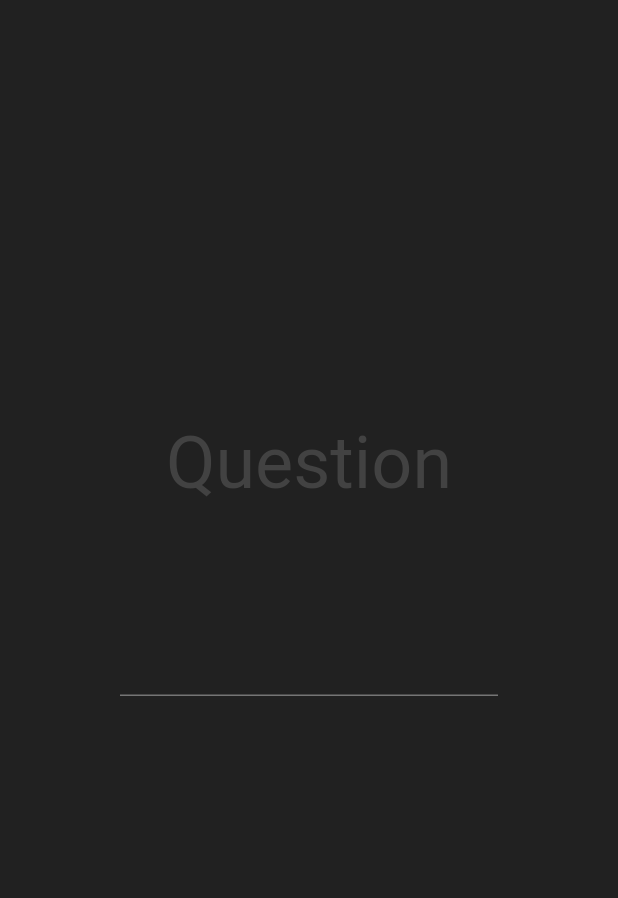
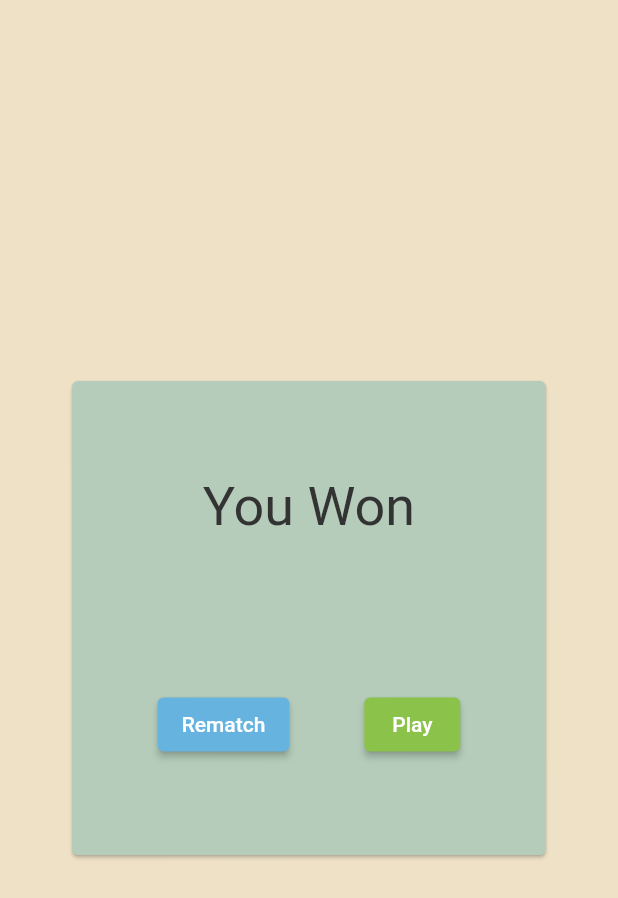
Before and after one commit to pranjal-BIT/mental_ly, a Flutter app: the screen it shows after launch, on a phone screen of 412 x 824 dp. Shown: the top 898 px of the screen. Run offline on Flutter 3.47's test engine with Material 2 defaults, Android fonts, the light colour scheme and no system bars; our stand-ins replace gap; Roboto replaces fonts that are missing (Outfit).

Commit message:
Changed Theme to Biege

```diff
--- /dev/null
+++ b/lib/components/postgame_card.dart
@@ -0,0 +1,53 @@
+import 'package:flutter/material.dart';
+import 'package:gap/gap.dart';
+
+class PostGameCard extends StatefulWidget {
+  const PostGameCard({super.key});
+
+  @override
+  State<PostGameCard> createState() => _PostGameCardState();
+}
+
+class _PostGameCardState extends State<PostGameCard> {
+  @override
+  Widget build(BuildContext context) {
+    return Card(
+      color: Color(0xFFB4CCB9),
+      child: Padding(
+        padding: const EdgeInsets.all(8.0),
+        child: SizedBox(
+          width: 300,
+          height: 300,
+          child: Column(
+            mainAxisAlignment: MainAxisAlignment.center,
+            children: [
+              Text(
+                "You Won",
+                style: TextStyle(fontSize: 36),
+              ),
+              Gap(100),
+              Row(
+                mainAxisAlignment: MainAxisAlignment.center,
+                children: [
+                  ElevatedButton(
+                    onPressed: () {},
+                    child: Text("Rematch"),
+                    style: ElevatedButton.styleFrom(
+                        backgroundColor: Color(0xFF66B3E0)),
+                  ),
+                  Gap(50),
+                  ElevatedButton(
+                      onPressed: () {},
+                      child: Text("Play"),
+                      style: ElevatedButton.styleFrom(
+                        backgroundColor: Colors.lightGreen,
+                      )),
+                ],
+              )
+            ],
+          ),
+        ),
+      ),
+    );
+  }
+}
--- a/lib/main.dart
+++ b/lib/main.dart
@@ -1,5 +1,6 @@
 import 'package:flutter/material.dart';
 import 'package:mathe/pages/ingame.dart';
+import 'package:mathe/pages/postgame.dart';
 import 'package:mathe/pages/pregame.dart';
 import 'package:mathe/themes/dark_mode.dart';
 import 'package:mathe/themes/light_mode.dart';
@@ -16,8 +17,8 @@ class MyApp extends StatelessWidget {
   Widget build(BuildContext context) {
     return MaterialApp(
       debugShowCheckedModeBanner: false,
-      home: IngamePage(),
-      theme: darkMode,
+      home: PostgamePage(),
+      theme: lightMode,
     );
   }
 }
--- a/lib/pages/loading.dart
+++ b/lib/pages/loading.dart
@@ -6,6 +6,7 @@ class LoadingPage extends StatelessWidget {
   @override
   Widget build(BuildContext context) {
     return const Scaffold(
+
       body:Center(child: Text("Loading...")),
     );
   }
--- /dev/null
+++ b/lib/pages/postgame.dart
@@ -0,0 +1,16 @@
+import 'package:flutter/material.dart';
+import 'package:mathe/components/postgame_card.dart';
+
+class PostgamePage extends StatelessWidget {
+  const PostgamePage({super.key});
+
+  @override
+  Widget build(BuildContext context) {
+    return Scaffold(
+      backgroundColor: Theme.of(context).colorScheme.background,
+      body: Center(
+        child: PostGameCard(),
+      )
+    );
+  }
+}
--- a/lib/pages/pregame.dart
+++ b/lib/pages/pregame.dart
@@ -6,7 +6,7 @@ class PregamePage extends StatelessWidget {
   @override
   Widget build(BuildContext context) {
     return Scaffold(
-      backgroundColor: Theme.of(context).colorScheme.background,
+      backgroundColor: Color(0xFF242931),
       body: Center(
         child: Column(
           mainAxisAlignment: MainAxisAlignment.center,
--- a/lib/themes/dark_mode.dart
+++ b/lib/themes/dark_mode.dart
@@ -3,7 +3,7 @@ import 'package:flutter/material.dart';
 ThemeData darkMode = ThemeData(
   brightness: Brightness.dark,
   colorScheme: ColorScheme.dark(
-    background: Colors.grey.shade900,
+    background: Color(0xFF242931),
     primary: Colors.grey.shade800,
     secondary: Colors.grey.shade700,
     inversePrimary: Colors.grey.shade300,
--- a/lib/themes/light_mode.dart
+++ b/lib/themes/light_mode.dart
@@ -3,13 +3,13 @@ import 'package:flutter/material.dart';
 ThemeData lightMode = ThemeData(
   brightness: Brightness.light,
   colorScheme: ColorScheme.light(
-    background: Colors.grey.shade300,
+    background: Color(0xFFEEE1C6),
     primary: Colors.grey.shade200,
     secondary: Colors.grey.shade400,
     inversePrimary: Colors.grey.shade800,
   ),
   textTheme: ThemeData.light().textTheme.apply(
-        bodyColor: Colors.grey.shade800,
+        bodyColor: Color(0xFF333333),
         displayColor: Colors.black,
       ),
 );
--- a/pubspec.yaml
+++ b/pubspec.yaml
@@ -36,6 +36,7 @@ dependencies:
   # Use with the CupertinoIcons class for iOS style icons.
   cupertino_icons: ^1.0.2
   google_fonts: ^6.1.0
+  gap: ^3.0.1
 
 dev_dependencies:
   flutter_test:
```
Also changed, not shown: lib/pages/ingame.dart (+5 -5 lines), pubspec.lock.
